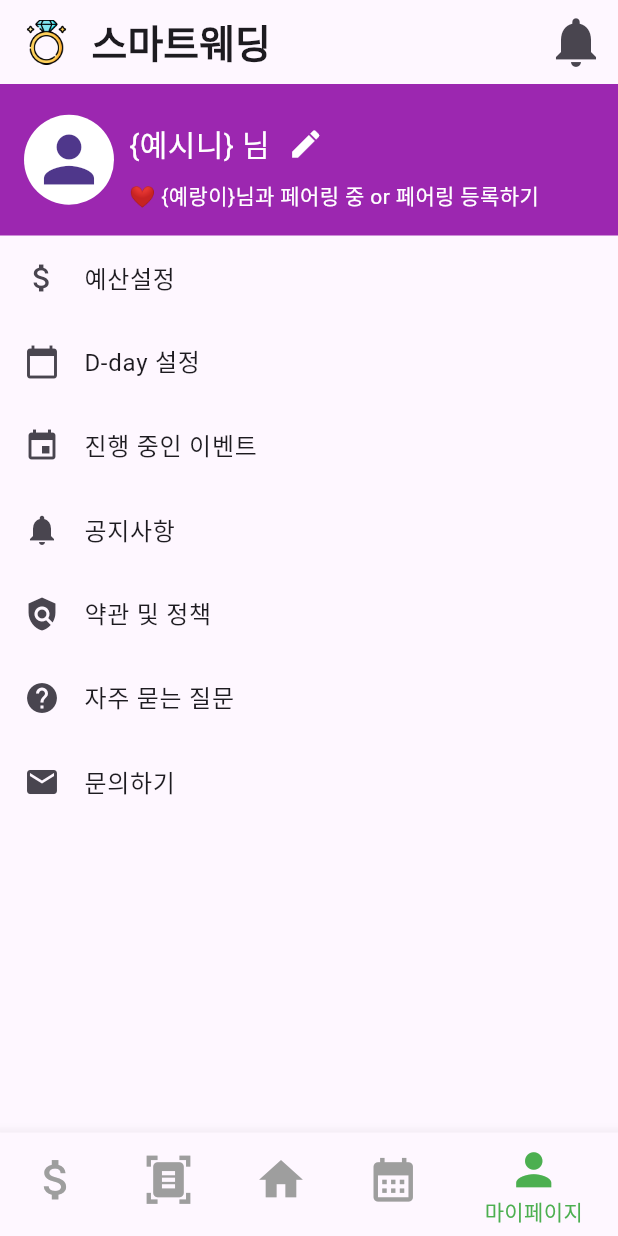
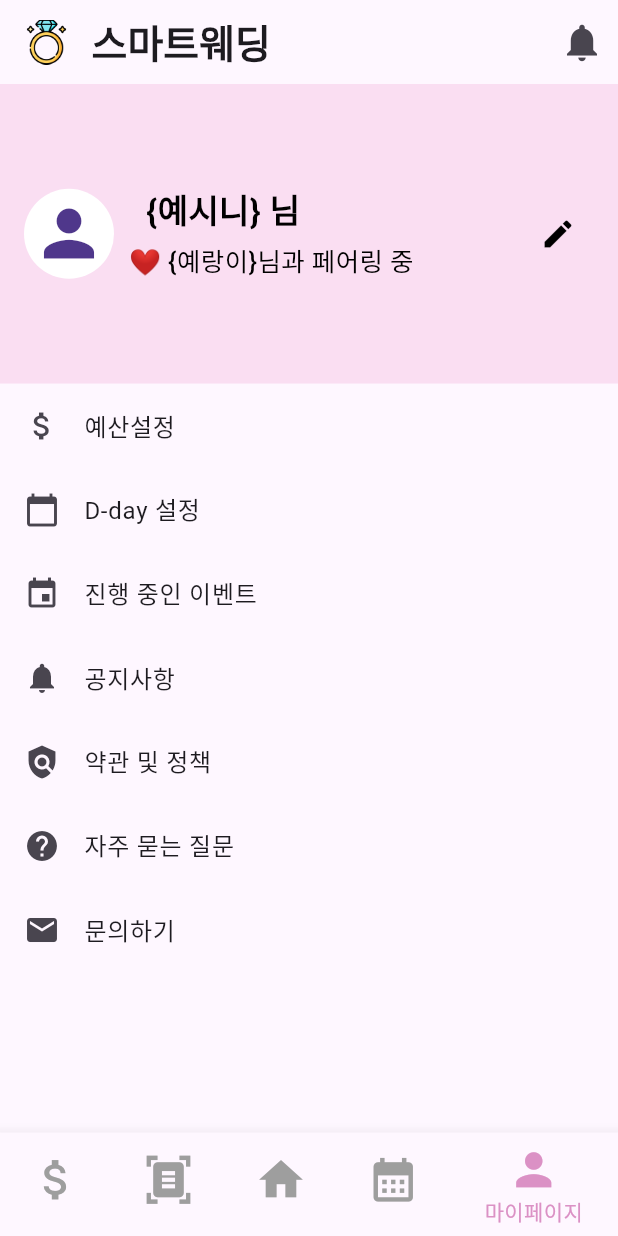
Before and after one commit to hongj0a/weddingApp, a Flutter app: the screen it shows after launch, item 5 of the bottom bar chosen, after a tap on the "edit" icon, on a phone screen of 412 x 824 dp. Run offline on Flutter 3.47's test engine with Material 3 defaults, Android fonts, the phone set to English and light mode, and no system bars; our stand-ins replace font_awesome_flutter, table_calendar.

Commit message:
add page

```diff
--- a/lib/screen/alarm_list_page.dart
+++ b/lib/screen/alarm_list_page.dart
@@ -26,11 +26,11 @@ class AlarmListPage extends StatelessWidget {
         ],
       ),
       body: ListView.builder(
-        itemCount: 10, // 알림 항목 수
+        itemCount: 10,
         itemBuilder: (context, index) {
           return ListTile(
             leading: Image.asset(
-              'asset/img/ring.png', // 이미지 파일 경로
+              'asset/img/ring.png',
               height: 30,
               width: 30,
             ),
--- a/lib/screen/d_day_card.dart
+++ b/lib/screen/d_day_card.dart
@@ -1,7 +1,5 @@
 import 'package:flutter/material.dart';
 import 'package:smart_wedding/screen/d_day_management.dart';
-
-import 'd_day_management.dart';
 
 class DDayCardWidget extends StatelessWidget {
   final String title;
@@ -29,7 +27,7 @@ class DDayCardWidget extends StatelessWidget {
       child: Container(
         padding: const EdgeInsets.all(20.0),
         decoration: BoxDecoration(
-          color: Colors.lime[100],
+          color: Color.fromRGBO(222, 183, 247, 1.0),
           borderRadius: BorderRadius.circular(15),
         ),
         margin: EdgeInsets.all(12.0),
@@ -55,7 +53,7 @@ class DDayCardWidget extends StatelessWidget {
                 ),
               ],
             ),
-            SizedBox(width: 180),
+            SizedBox(width: 160),
             Container(
               width: 80,
               height: 85,
--- a/lib/screen/home_content.dart
+++ b/lib/screen/home_content.dart
@@ -1,5 +1,3 @@
-// home_content.dart
-
 import 'package:flutter/material.dart';
 import 'package:smart_wedding/screen/d_day_card.dart';
 
@@ -107,19 +105,19 @@ class _HomeContentState extends State<HomeContent> {
               children: [
                 Text(
                   '흩어져 있는 결혼 준비... 한 곳에 모아서 관리하세요 😊',
-                  style: TextStyle(fontSize: 15, fontWeight: FontWeight.w600),
+                  style: TextStyle(fontSize: 18, fontWeight: FontWeight.w600),
                 ),
                 SizedBox(height: 20),
                 Row(
                   mainAxisAlignment: MainAxisAlignment.spaceEvenly,
                   children: [
-                    Text("💍", style: TextStyle(fontSize: 20)),  // Ring
-                    Text("💼", style: TextStyle(fontSize: 20)),  // Suit
-                    Text("🤵", style: TextStyle(fontSize: 20)),  // Groom
-                    Text("👰", style: TextStyle(fontSize: 20)),  // Bride
-                    Text("👑", style: TextStyle(fontSize: 20)),  // Crown
-                    Text("👗", style: TextStyle(fontSize: 20)),  // Dress
-                    Text("✈️", style: TextStyle(fontSize: 20)),  // Honeymoon
+                    Text("💍", style: TextStyle(fontSize: 30)),  // Ring
+                    Text("💼", style: TextStyle(fontSize: 30)),  // Suit
+                    Text("🤵", style: TextStyle(fontSize: 30)),  // Groom
+                    Text("👰", style: TextStyle(fontSize: 30)),  // Bride
+                    Text("👑", style: TextStyle(fontSize: 30)),  // Crown
+                    Text("👗", style: TextStyle(fontSize: 30)),  // Dress
+                    Text("✈️", style: TextStyle(fontSize: 30)),  // Honeymoon
                   ],
                 ),
               ],
@@ -146,19 +144,19 @@ class _HomeContentState extends State<HomeContent> {
               children: [
                 Text(
                   '{예시니}님의 총예산 ₩ {35,000,000}원',
-                  style: TextStyle(fontSize: 18, fontWeight: FontWeight.bold),
+                  style: TextStyle(fontSize: 20, fontWeight: FontWeight.bold),
                 ),
-                SizedBox(height: 8),
+                SizedBox(height: 12),
                 Row(
                   mainAxisAlignment: MainAxisAlignment.spaceBetween,
                   children: [
                     Text(
                       '이용금액',
-                      style: TextStyle(fontSize: 16),
+                      style: TextStyle(fontSize: 20, fontWeight: FontWeight.w500),
                     ),
                     Text(
                       '₩ {16,500,000}원',
-                      style: TextStyle(fontSize: 16),
+                      style: TextStyle(fontSize: 20,fontWeight: FontWeight.w500),
                     ),
                   ],
                 ),
@@ -168,11 +166,11 @@ class _HomeContentState extends State<HomeContent> {
                   children: [
                     Text(
                       '잔여한도',
-                      style: TextStyle(fontSize: 16),
+                      style: TextStyle(fontSize: 20,fontWeight: FontWeight.w500),
                     ),
                     Text(
                       '₩ {18,500,000}원',
-                      style: TextStyle(fontSize: 16),
+                      style: TextStyle(fontSize: 20,fontWeight: FontWeight.w500),
                     ),
                   ],
                 ),
--- a/lib/screen/home_screen.dart
+++ b/lib/screen/home_screen.dart
@@ -62,7 +62,7 @@ class _WeddingHomePageState extends State<WeddingHomePage> {
         actions: [
           IconButton(
             icon: Icon(Icons.notifications),
-            iconSize: 40,
+            iconSize: 30,
             onPressed: () {
               Navigator.push(
                 context,
@@ -78,7 +78,7 @@ class _WeddingHomePageState extends State<WeddingHomePage> {
         type: BottomNavigationBarType.shifting,
         backgroundColor: Colors.white,
         unselectedItemColor: Colors.grey,
-        selectedItemColor: Colors.green,
+        selectedItemColor: Color.fromRGBO(219, 145, 197, 1.0),
         iconSize: 35,
         onTap: (index) => setState(() => currentIndex = index),
         items: [
--- a/lib/screen/my_page.dart
+++ b/lib/screen/my_page.dart
@@ -1,17 +1,19 @@
 import 'package:flutter/material.dart';
+import 'package:smart_wedding/screen/d_day_management.dart';
 
 class MyPage extends StatelessWidget {
   @override
   Widget build(BuildContext context) {
     return Scaffold(
-
-      body: ListView(
-        padding: EdgeInsets.zero,
+      body: Column(
         children: <Widget>[
-          Container(
-            color: Colors.purple,
+          Flexible(
+            flex: 2,
+            child: Container(
+              color: Color.fromRGBO(250, 222, 242, 1.0),
               padding: EdgeInsets.all(16.0),
               child: Row(
+                crossAxisAlignment: CrossAxisAlignment.center,
                 children: <Widget>[
                   CircleAvatar(
                     backgroundColor: Colors.white,
@@ -22,37 +24,43 @@ class MyPage extends StatelessWidget {
                   Expanded(
                     child: Column(
                       crossAxisAlignment: CrossAxisAlignment.start,
-                    children: <Widget>[
-                      Row(
+                      mainAxisAlignment: MainAxisAlignment.center,
                       children: <Widget>[
                         Text(
-                            '{예시니} 님',
+                          '  {예시니} 님',
                           style: TextStyle(
-                              color: Colors.white,
-                              fontSize: 20.0,
+                            color: Colors.black,
+                            fontSize: 22.0,
+                            fontWeight: FontWeight.w700,
+                          ),
+                        ),
+                        SizedBox(height: 5.0),
+                        Text(
+                          '❤️ {예랑이}님과 페어링 중',
+                          style: TextStyle(
+                            color: Colors.black,
+                            fontSize: 17.0,
+                            fontWeight: FontWeight.w500,
+                          ),
+                        ),
+                      ],
                     ),
                   ),
                   IconButton(
-                            icon: Icon(Icons.edit, color: Colors.white),
+                    icon: Icon(Icons.edit, color: Colors.black),
                     onPressed: () {
                       // 편집 버튼을 눌렀을 때 실행될 코드
                     },
                   ),
                 ],
               ),
-                      Text(
-                        '❤️ {예랑이}님과 페어링 중 or 페어링 등록하기',
-                        style: TextStyle(
-                          color: Colors.white,
-                          fontSize: 14.0,
             ),
           ),
-                    ],
-                  ),
-                ),
-              ],
-            ),
-          ),
+          Flexible(
+            flex: 5,
+            child: ListView(
+              padding: EdgeInsets.zero,
+              children: <Widget>[
                 ListTile(
                   leading: Icon(Icons.attach_money),
                   title: Text('예산설정'),
@@ -61,7 +69,12 @@ class MyPage extends StatelessWidget {
                 ListTile(
                   leading: Icon(Icons.calendar_today),
                   title: Text('D-day 설정'),
-            onTap: () {},
+                  onTap: () {
+                    Navigator.push(
+                      context,
+                      MaterialPageRoute(builder: (context) => DDayManagementPage()),
+                    );
+                  },
                 ),
                 ListTile(
                   leading: Icon(Icons.event),
@@ -90,6 +103,9 @@ class MyPage extends StatelessWidget {
                 ),
               ],
             ),
+          ),
+        ],
+      ),
     );
   }
 }
```
Also changed, not shown: lib/screen/budget_page.dart (+33 -42 lines), lib/screen/d_day_management.dart (+9 -9 lines), lib/screen/schedule_page.dart (+75 -20 lines). Lines whose indentation alone changed are shown as unchanged.
